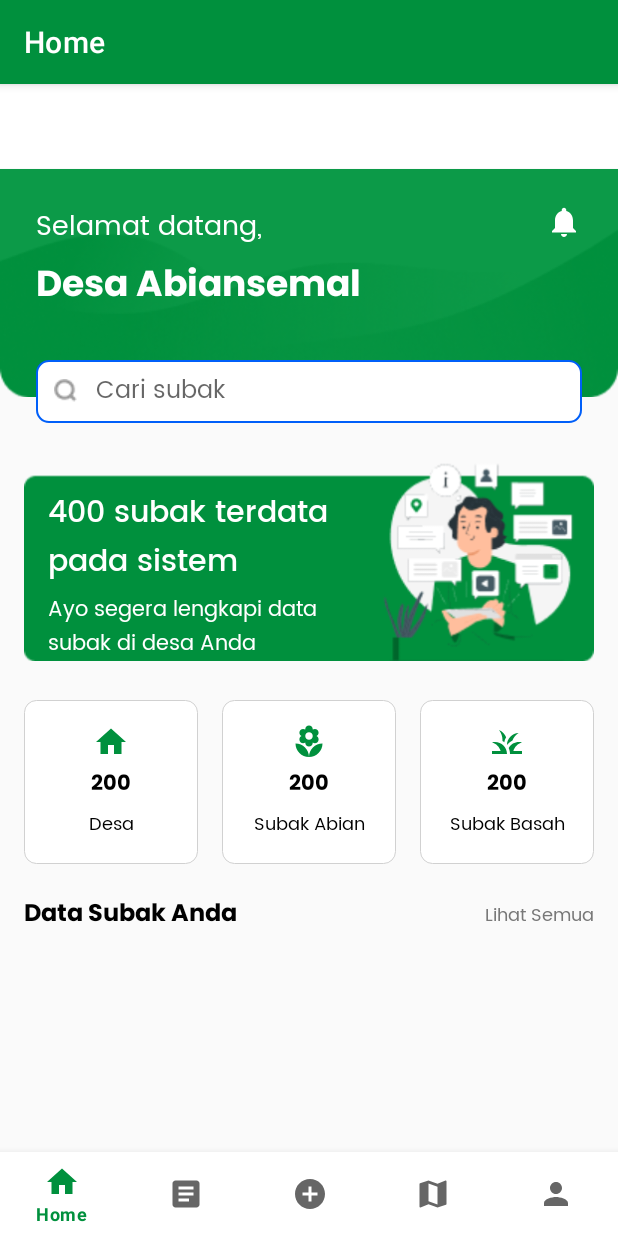
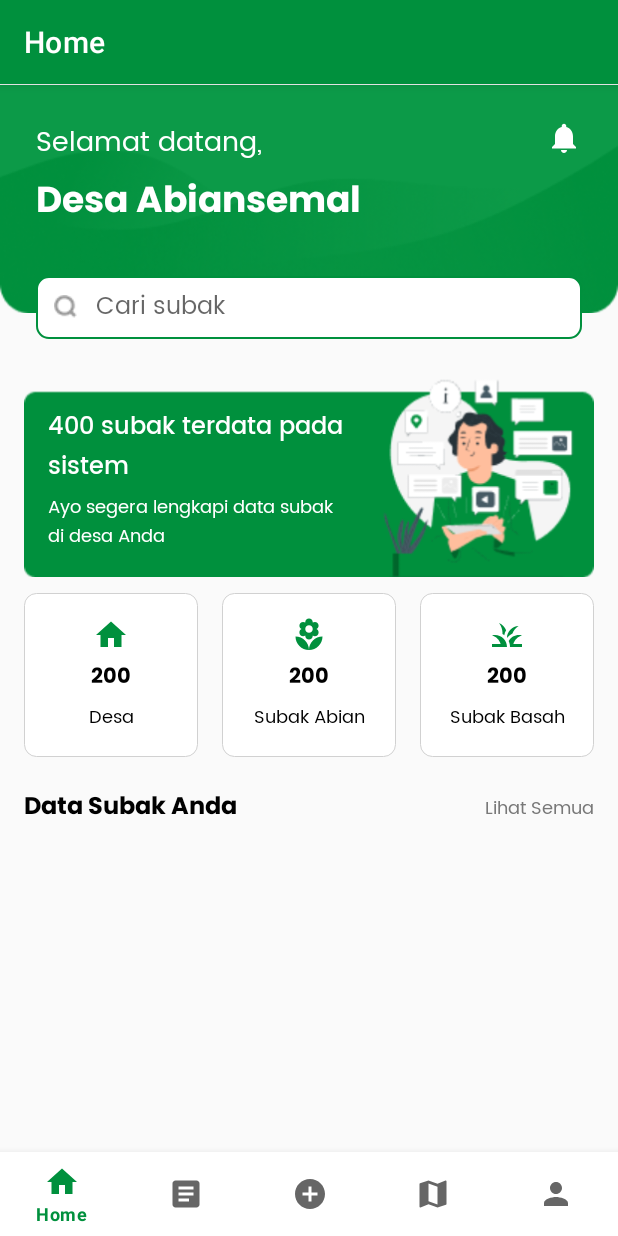
Before and after one commit to anekoinda/subak, an Android app: the screen it shows after launch (HomeActivity), on a phone screen of 412 x 824 dp. Run offline under Robolectric (Android 15) with nearby library versions, the phone set to English and light mode, and no system bars; our stand-ins replace navigation-ui.

Commit message:
fix home layout

```diff
--- a/app/src/main/java/com/diskominfos/subakbali/ui/home/HomeFragment.kt
+++ b/app/src/main/java/com/diskominfos/subakbali/ui/home/HomeFragment.kt
@@ -28,10 +28,10 @@ class HomeFragment : Fragment() {
         _binding = FragmentHomeBinding.inflate(inflater, container, false)
         val root: View = binding.root
 
-        val textView: TextView = binding.textHome
-        homeViewModel.text.observe(viewLifecycleOwner) {
-            textView.text = it
-        }
+//        val textView: TextView = binding.textHome
+//        homeViewModel.text.observe(viewLifecycleOwner) {
+//            textView.text = it
+//        }
         return root
     }
 
--- a/app/src/main/res/drawable/custom_input.xml
+++ b/app/src/main/res/drawable/custom_input.xml
@@ -4,7 +4,7 @@
         <shape android:shape="rectangle">
             <solid android:color="@color/white" />
             <corners android:radius="8dp" />
-            <stroke android:width="1dp" android:color="@color/blue" />
+            <stroke android:width="1dp" android:color="@color/green" />
         </shape>
     </item>
 
--- a/app/src/main/res/layout/activity_home.xml
+++ b/app/src/main/res/layout/activity_home.xml
@@ -3,8 +3,7 @@
     xmlns:app="http://schemas.android.com/apk/res-auto"
     android:id="@+id/container"
     android:layout_width="match_parent"
-    android:layout_height="match_parent"
-    android:paddingTop="?attr/actionBarSize">
+    android:layout_height="match_parent">
 
     <com.google.android.material.bottomnavigation.BottomNavigationView
         android:id="@+id/nav_view"
--- a/app/src/main/res/layout/fragment_home.xml
+++ b/app/src/main/res/layout/fragment_home.xml
@@ -112,6 +112,7 @@
             android:layout_width="wrap_content"
             android:layout_height="wrap_content"
             android:orientation="vertical"
+            android:layout_gravity="center_vertical"
             android:padding="16dp">
 
             <TextView
@@ -119,10 +120,10 @@
                 android:layout_height="wrap_content"
                 android:layout_marginTop="4dp"
                 android:fontFamily="@font/poppins_medium"
-                android:paddingEnd="150dp"
+                android:paddingEnd="140dp"
                 android:text="400 subak terdata pada sistem"
                 android:textColor="@color/white"
-                android:textSize="20sp" />
+                android:textSize="16sp" />
 
             <TextView
                 android:layout_width="match_parent"
@@ -132,7 +133,7 @@
                 android:paddingEnd="150dp"
                 android:text="Ayo segera lengkapi data subak di desa Anda"
                 android:textColor="@color/white"
-                android:textSize="14sp" />
+                android:textSize="12sp" />
         </LinearLayout>
     </FrameLayout>
 
@@ -266,7 +267,6 @@
         android:layout_marginStart="16dp"
         android:layout_marginTop="16dp"
         android:layout_marginEnd="16dp"
-        android:layout_weight="3"
         android:orientation="horizontal">
 
         <TextView
@@ -291,9 +291,8 @@
 
     <LinearLayout
         android:layout_width="wrap_content"
-        android:layout_height="wrap_content"
+        android:layout_height="0dp"
         android:layout_marginStart="16dp"
-        android:layout_marginTop="16dp"
         android:layout_marginEnd="16dp"
         android:layout_weight="3"
         android:orientation="vertical">
```
